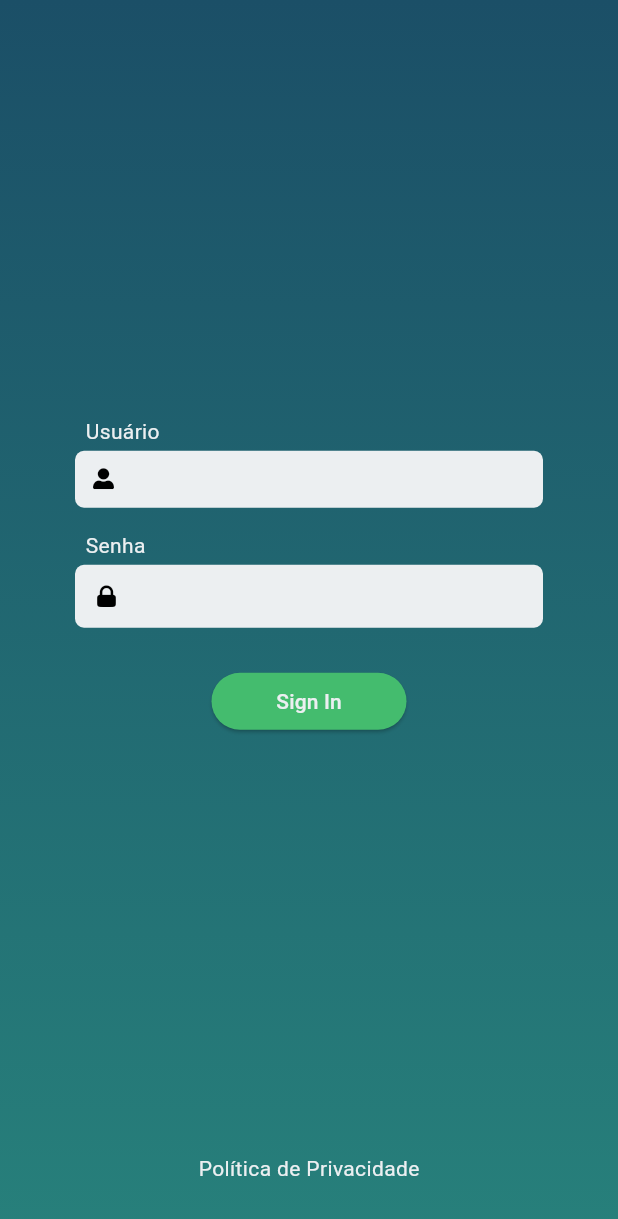
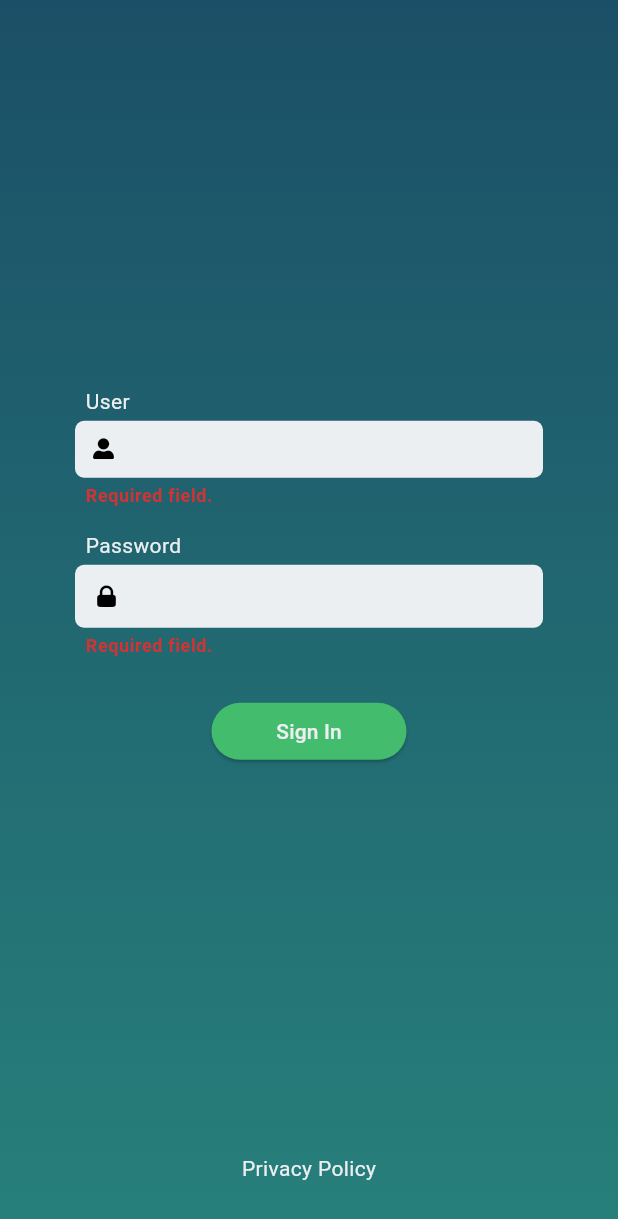
Before and after one commit to rauandesantana/provaflutter, a Flutter app: the screen it shows after launch, after a tap on "Sign In", on a phone screen of 412 x 824 dp. Shown: the top 1219 px of the screen. Run offline on Flutter 3.47's test engine with Material 2 defaults, Android fonts, the phone set to English and light mode, and no system bars; our stand-ins replace flutter_mobx, go_router.

Commit message:
Finalizando Página Login e Corrigindo Import Providers App State

```diff
--- a/lib/components/components.dart
+++ b/lib/components/components.dart
@@ -24,22 +24,26 @@ class Components {
   static Widget textFormField({
     TextEditingController? controller,
     String? title,
+    String? hintText,
     IconData? prefixIcon,
     double? prefixSizeIcon,
     bool? obscureText,
     List<TextInputFormatter>? inputFormatters,
     TextInputAction? textInputAction,
     TextInputType? keyboardType,
+    FormFieldValidator<String>? validator,
   }) {
     return $ComponentsTextFormField(
       controller: controller,
       title: title,
+      hintText: hintText,
       prefixIcon: prefixIcon,
       prefixSizeIcon: prefixSizeIcon,
       obscureText: obscureText,
       inputFormatters: inputFormatters,
       textInputAction: textInputAction,
       keyboardType: keyboardType,
+      validator: validator,
     );
   }
 }
--- a/lib/components/components_text_form_field.dart
+++ b/lib/components/components_text_form_field.dart
@@ -5,22 +5,26 @@ class $ComponentsTextFormField extends StatelessWidget {
     super.key,
     required this.controller,
     required this.title,
+    required this.hintText,
     required this.prefixIcon,
     required this.prefixSizeIcon,
     required this.obscureText,
     required this.inputFormatters,
     required this.textInputAction,
     required this.keyboardType,
+    required this.validator,
   });
 
   final TextEditingController? controller;
   final String? title;
+  final String? hintText;
   final IconData? prefixIcon;
   final double? prefixSizeIcon;
   final bool? obscureText;
   final List<TextInputFormatter>? inputFormatters;
   final TextInputAction? textInputAction;
   final TextInputType? keyboardType;
+  final FormFieldValidator<String>? validator;
 
   @override
   Widget build(BuildContext context) {
@@ -41,9 +45,9 @@ class $ComponentsTextFormField extends StatelessWidget {
           inputFormatters: inputFormatters,
           textInputAction: textInputAction,
           keyboardType: keyboardType,
-
-
+          validator: validator,
           decoration: InputDecoration(
+            hintText: hintText,
             prefixIcon: Padding(
               padding: const EdgeInsets.all(12),
               child: (prefixIcon != null)
--- a/lib/import_collections.dart
+++ b/lib/import_collections.dart
@@ -11,5 +11,7 @@ export 'package:provaflutter/components/components.dart';
 export 'package:provaflutter/constants/pages_tags.dart';
 // ============================================================================= Packages
 export 'package:provaflutter/languages/generated/l10n.dart';
+export 'package:url_launcher/url_launcher.dart';
+export 'package:flutter_mobx/flutter_mobx.dart';
 export 'package:go_router/go_router.dart';
 export 'package:provider/provider.dart';
--- a/lib/languages/intl_en.arb
+++ b/lib/languages/intl_en.arb
@@ -2,5 +2,10 @@
   "@@locale": "en",
   "error" : "Error",
   "tryAgain" : "Try Again",
-  "signIn": "Sign In"
+  "signIn" : "Sign In",
+  "privacyPolicy" : "Privacy Policy",
+  "user" : "User",
+  "password" : "Password",
+  "validatorIsEmpty" : "Required field.",
+  "validatorPassMin" : "The password must contain more than one character."
 }
--- a/lib/languages/intl_pt.arb
+++ b/lib/languages/intl_pt.arb
@@ -2,5 +2,10 @@
   "@@locale": "pt",
   "error" : "Erro",
   "tryAgain" : "Tente Novamente",
-  "signIn" : "Entrar"
+  "signIn" : "Entrar",
+  "privacyPolicy" : "Política de Privacidade",
+  "user" : "Usuário",
+  "password" : "Senha",
+  "validatorIsEmpty" : "Campo obrigatório.",
+  "validatorPassMin" : "A senha deve conter mais de um caractere."
 }
--- a/lib/main.dart
+++ b/lib/main.dart
@@ -45,8 +45,13 @@ class ProvaFlutter extends StatelessWidget {
           isDense: true,
           filled: true,
           fillColor: colorScheme.onSurface,
-          contentPadding:  const EdgeInsets.all(7),
+          contentPadding: const EdgeInsets.all(7),
           prefixIconColor: colorScheme.tertiary,
+          hintStyle: TextStyle(
+            color: colorScheme.tertiary,
+            fontWeight: FontWeight.bold,
+          ),
+          errorStyle: const TextStyle(fontWeight: FontWeight.bold),
           border: OutlineInputBorder(
             borderRadius: BorderRadius.circular(6),
             borderSide: BorderSide.none,
--- a/lib/pages/boot/pages_splash_screen.dart
+++ b/lib/pages/boot/pages_splash_screen.dart
@@ -1,5 +1,4 @@
 import 'package:provaflutter/import_collections.dart';
-import 'package:provaflutter/providers/providers_app_state.dart';
 
 class $PagesSplashScreen extends StatefulWidget {
   const $PagesSplashScreen({super.key});
--- a/lib/pages/main/pages_login.dart
+++ b/lib/pages/main/pages_login.dart
@@ -8,6 +8,16 @@ class $PagesLogin extends StatefulWidget {
 }
 
 class _$PagesLoginState extends State<$PagesLogin> {
+  final _formKey = GlobalKey<FormState>();
+
+  void checkButton() {
+    final validate = _formKey.currentState?.validate();
+    if (validate == true) {
+      final appState = context.read<ProvidersAppState>();
+      appState.setAuthentication(true);
+    }
+  }
+
   @override
   Widget build(BuildContext context) {
     return Scaffold(
@@ -18,45 +28,56 @@ class _$PagesLoginState extends State<$PagesLogin> {
               child: Center(
                 child: SingleChildScrollView(
                   padding: const EdgeInsets.symmetric(horizontal: 50),
+                  child: Form(
+                    key: _formKey,
                     child: Column(
                       mainAxisSize: MainAxisSize.min,
                       children: [
-
-
-
-
                         Padding(
                           padding: const EdgeInsets.only(bottom: 15),
                           child: Components.textFormField(
-                          title: "Usuário",
+                            title: Languages.current.user,
                             prefixIcon: Assets.icons.userRounded,
                             prefixSizeIcon: 14,
                             inputFormatters: [
                               LengthLimitingTextInputFormatter(20),
+                              FilteringTextInputFormatter.deny(RegExp(r'\s')),
                             ],
+                            validator: (text) {
+                              if (text == null || text.isEmpty) {
+                                return Languages.current.validatorIsEmpty;
+                              } else {
+                                return null;
+                              }
+                            },
                           ),
                         ),
-
                         Padding(
                           padding: const EdgeInsets.only(bottom: 25),
                           child: Components.textFormField(
-                          title: "Senha",
+                            title: Languages.current.password,
                             prefixIcon: Assets.icons.lockRounded,
                             prefixSizeIcon: 18,
                             obscureText: true,
                             inputFormatters: [
                               LengthLimitingTextInputFormatter(20),
+                              FilteringTextInputFormatter.allow(
+                                RegExp(r'[a-zA-Z0-9]'),
+                              ),
                             ],
+                            validator: (text) {
+                              if (text == null || text.isEmpty) {
+                                return Languages.current.validatorIsEmpty;
+                              } else if (text.length < 2) {
+                                return Languages.current.validatorPassMin;
+                              } else {
+                                return null;
+                              }
+                            },
                           ),
                         ),
-
-
-
-
-
-
                         ElevatedButton(
-                        onPressed: () {},
+                          onPressed: checkButton,
                           child: Text(Languages.current.signIn),
                         ),
                       ],
@@ -64,9 +85,18 @@ class _$PagesLoginState extends State<$PagesLogin> {
                   ),
                 ),
               ),
-            const Padding(
-              padding: EdgeInsets.only(bottom: 35),
-              child: Text("Política de Privacidade"),
+            ),
+            Padding(
+              padding: const EdgeInsets.only(bottom: 35),
+              child: GestureDetector(
+                onTap: () async {
+                  final url = Uri.parse("https://google.com.br");
+                  if (await canLaunchUrl(url)) {
+                    await launchUrl(url);
+                  }
+                },
+                child: Text(Languages.current.privacyPolicy),
+              ),
             ),
           ],
         ),
--- a/lib/providers/providers.dart
+++ b/lib/providers/providers.dart
@@ -1,5 +1,5 @@
 import 'package:provaflutter/import_collections.dart';
-import 'package:provaflutter/providers/providers_app_state.dart';
+export 'package:provaflutter/providers/providers_app_state.dart';
 
 // ============================================================================= Providers
 final providers = [
--- a/pubspec.yaml
+++ b/pubspec.yaml
@@ -17,11 +17,16 @@ dependencies:
   go_router: ^12.1.0
   provider: ^6.0.5
   intl: ^0.18.1
+  mobx: ^2.2.1
+  flutter_mobx: ^2.1.1
+  mobx_codegen: ^2.4.0
+  url_launcher: ^6.2.1
 
 dev_dependencies:
   flutter_test:
     sdk: flutter
   flutter_lints: ^3.0.1
+  build_runner: ^2.4.6
 
 flutter_intl:
   enabled: true
```
Also changed, not shown: lib/languages/generated/intl/messages_en.dart, lib/languages/generated/intl/messages_pt.dart, lib/languages/generated/l10n.dart, 2 other files. Lines whose indentation alone changed are shown as unchanged.
